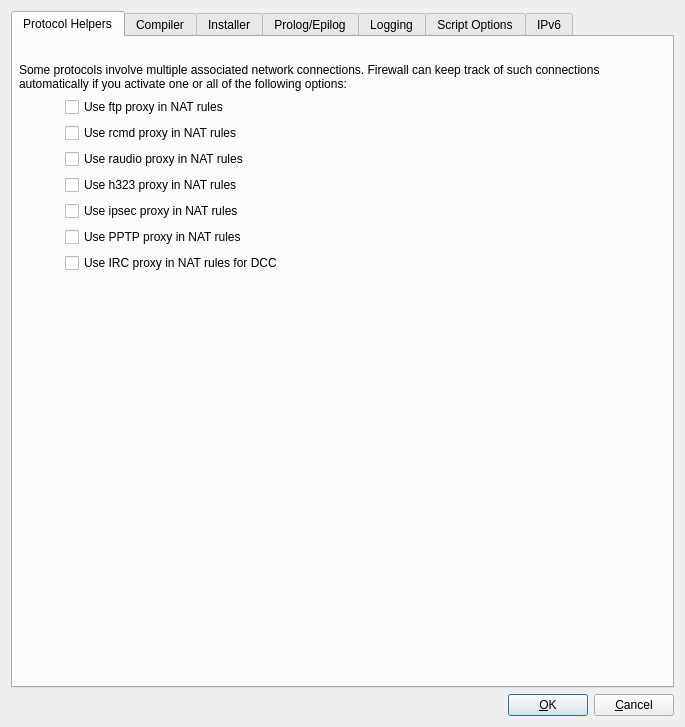
Old version of the form src/gui/ipfadvanceddialog_q.ui in the repository fwbuilder/fwbuilder.
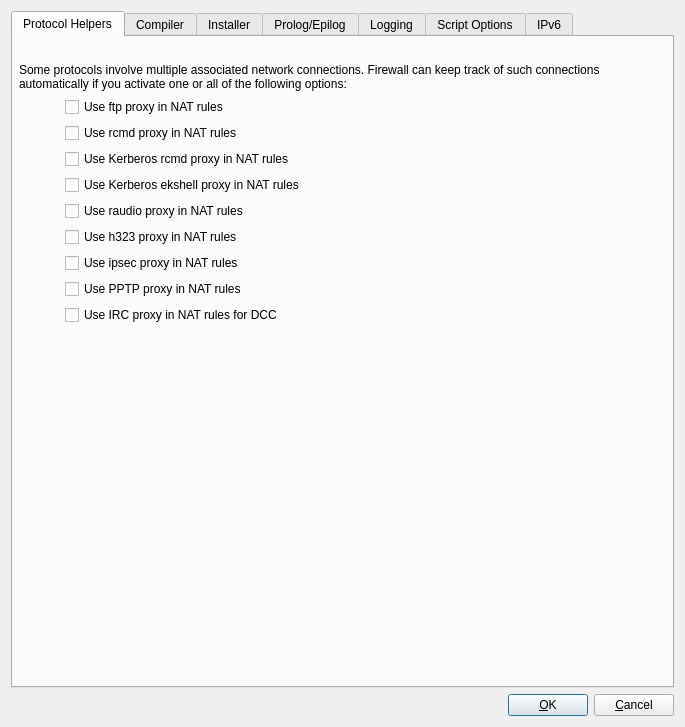
New version of the form. The open tabs and pages were chosen to show the change.

Patch:
```diff
--- a/src/gui/ipfadvanceddialog_q.ui
+++ b/src/gui/ipfadvanceddialog_q.ui
@@ -97,21 +97,21 @@
          </property>
         </spacer>
        </item>
-       <item row="4" column="1" >
+       <item row="6" column="1" >
         <widget class="QCheckBox" name="ipf_nat_raudio_proxy" >
          <property name="text" >
           <string>Use raudio proxy in NAT rules</string>
          </property>
         </widget>
        </item>
-       <item row="5" column="1" >
+       <item row="7" column="1" >
         <widget class="QCheckBox" name="ipf_nat_h323_proxy" >
          <property name="text" >
           <string>Use h323 proxy in NAT rules</string>
          </property>
         </widget>
        </item>
-       <item row="6" column="1" >
+       <item row="8" column="1" >
         <widget class="QCheckBox" name="ipf_nat_ipsec_proxy" >
          <property name="text" >
           <string>Use ipsec proxy in NAT rules</string>
@@ -148,7 +148,21 @@
          </property>
         </widget>
        </item>
-       <item row="9" column="1" >
+       <item row="4" column="1" >
+        <widget class="QCheckBox" name="ipf_nat_krcmd_proxy" >
+         <property name="text" >
+          <string>Use Kerberos rcmd proxy in NAT rules</string>
+         </property>
+        </widget>
+       </item>
+       <item row="5" column="1" >
+        <widget class="QCheckBox" name="ipf_nat_ekshell_proxy" >
+         <property name="text" >
+          <string>Use Kerberos ekshell proxy in NAT rules</string>
+         </property>
+        </widget>
+       </item>
+       <item row="11" column="1" >
         <spacer>
          <property name="orientation" >
           <enum>Qt::Vertical</enum>
@@ -164,14 +178,14 @@
          </property>
         </spacer>
        </item>
-       <item row="7" column="1" >
+       <item row="9" column="1" >
         <widget class="QCheckBox" name="ipf_nat_pptp_proxy" >
          <property name="text" >
           <string>Use PPTP proxy in NAT rules</string>
          </property>
         </widget>
        </item>
-       <item row="8" column="1" >
+       <item row="10" column="1" >
         <widget class="QCheckBox" name="ipf_nat_irc_proxy" >
          <property name="text" >
           <string>Use IRC proxy in NAT rules for DCC</string>
```
